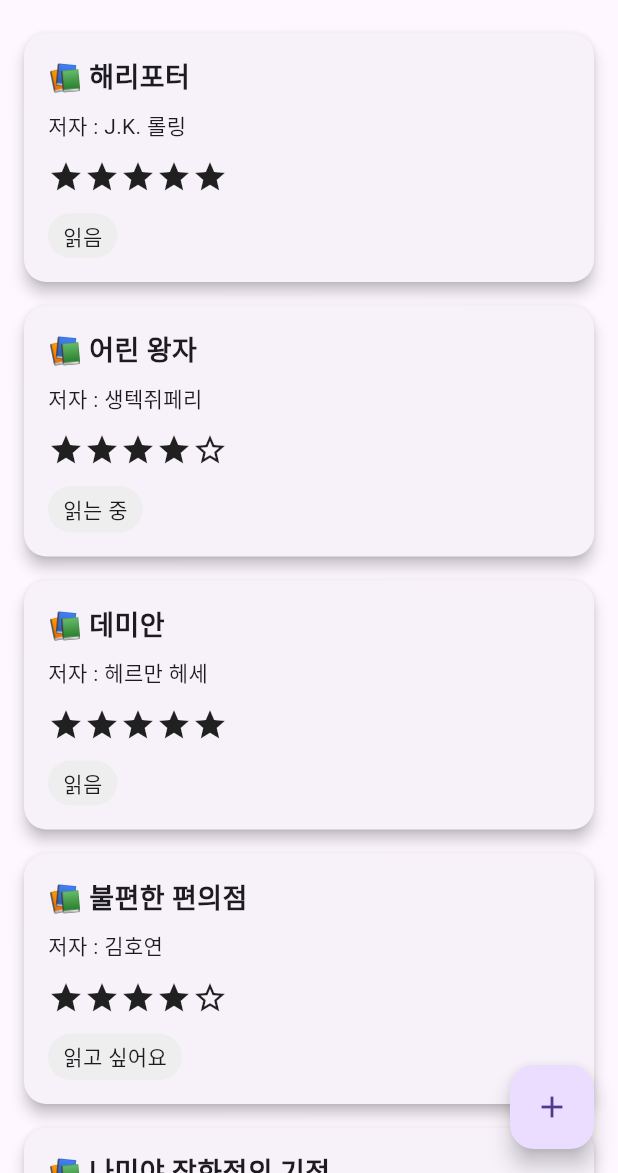
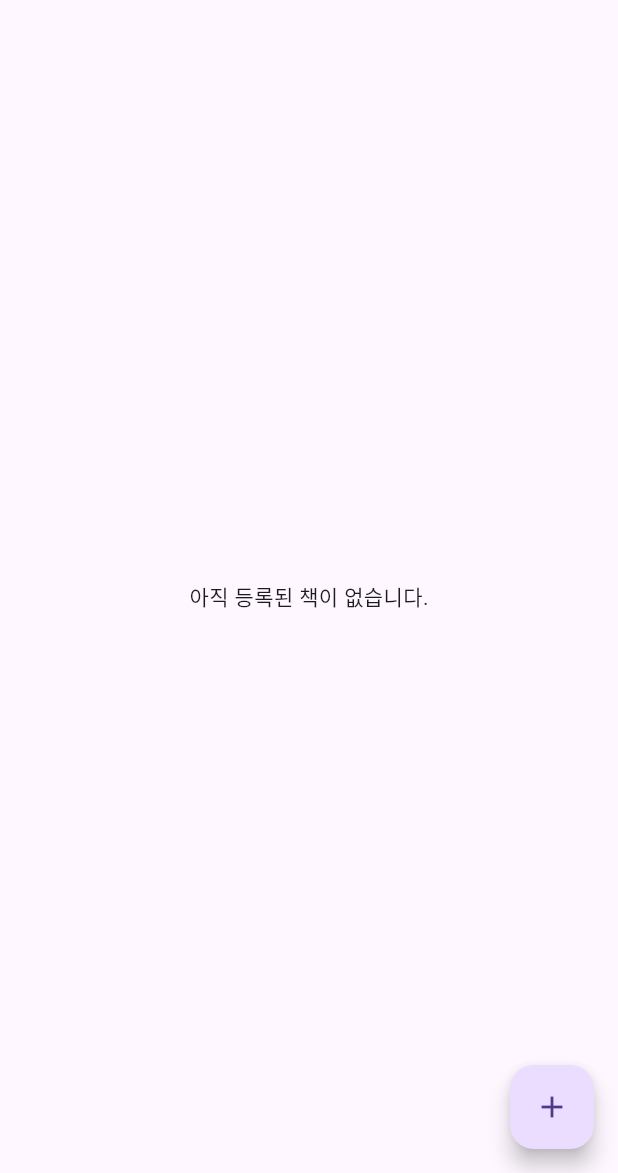
Before and after one commit to jaxhx3xx/BookLog, a Flutter app: the screen it shows after launch, on a phone screen of 412 x 824 dp, the part 63-1236 px from its top. Run offline on Flutter 3.47's test engine with Material 3 defaults, Android fonts, the phone set to English and light mode, and no system bars; our stand-ins replace drift, get_it; accounts and stored records are empty; generated files the repository leaves out were written again.

Commit message:
HomeScreen과 DB 연결

```diff
--- a/lib/main.dart
+++ b/lib/main.dart
@@ -15,7 +15,7 @@ class MyApp extends StatelessWidget {
     return MaterialApp(
       debugShowCheckedModeBanner: false,
       title: 'BookLog',
-      home: const HomeScreen(),
+      home: HomeScreen(),
     );
   }
 }
--- a/lib/screens/home_screen.dart
+++ b/lib/screens/home_screen.dart
@@ -1,8 +1,11 @@
 import 'package:flutter/material.dart';
 import '../widgets/book_card.dart';
+import '../database/app_database.dart';
+import '../di/locator.dart';
 
 class HomeScreen extends StatelessWidget {
-  const HomeScreen({super.key});
+  HomeScreen({super.key});
+  final db = getIt<LocalDatabase>();
 
   @override
   Widget build(BuildContext context) {
@@ -10,39 +13,38 @@ class HomeScreen extends StatelessWidget {
       appBar: AppBar(
         title: const Text('BookLog'),
       ),
-      body: ListView(
-        children: const [
-          BookCard(
-            title: '해리포터',
-            author: 'J.K. 롤링',
-            rating: 5,
-            status: '읽음',
-          ),
-          BookCard(
-            title: '어린 왕자',
-            author: '생텍쥐페리',
-            rating: 4,
-            status: '읽는 중',
-          ),
-          BookCard(
-            title: '데미안',
-            author: '헤르만 헤세',
-            rating: 5,
-            status: '읽음',
-          ),
-          BookCard(
-            title: '불편한 편의점',
-            author: '김호연',
-            rating: 4,
-            status: '읽고 싶어요',
-          ),
-          BookCard(
-            title: '나미야 잡화점의 기적',
-            author: '히가시노 게이고',
-            rating: 5,
-            status: '읽음',
-          ),
-        ],
+      body: StreamBuilder<List<Book>>(
+        stream: db.watchBooks(),
+        builder: (context, snapshot) {
+
+          if (!snapshot.hasData) {
+            return const Center(
+              child: CircularProgressIndicator(),
+            );
+          }
+
+          final books = snapshot.data!;
+
+          if (books.isEmpty) {
+            return const Center(
+              child: Text('아직 등록된 책이 없습니다.'),
+            );
+          }
+
+          return ListView.builder(
+            itemCount: books.length,
+            itemBuilder: (context, index) {
+              final book = books[index];
+
+              return BookCard(
+                title: book.title,
+                author: book.author,
+                rating: book.rating,
+                status: book.status,
+              );
+            },
+          );
+        },
       ),
       floatingActionButton: FloatingActionButton(
         onPressed: () {},
```
